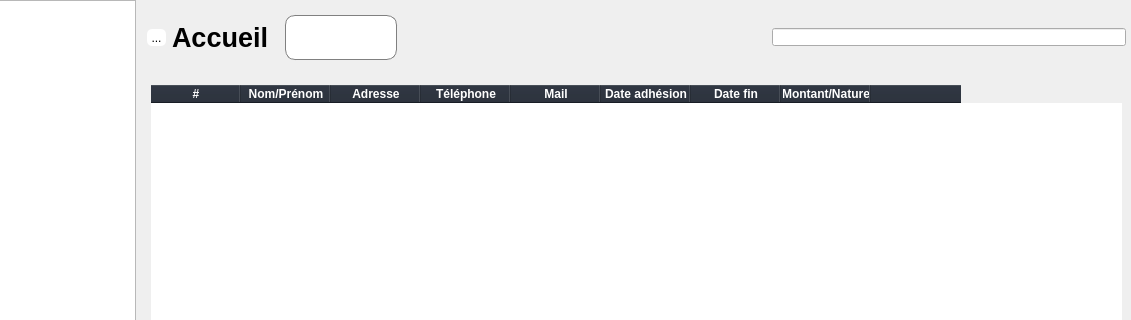
First picture: the form in mainwindow.ui, repository ArtAuc/mkrescue, before the edit; both pictures show x 120 to 1251 and y 0 to 320 of the 1251 by 739 pixel window.
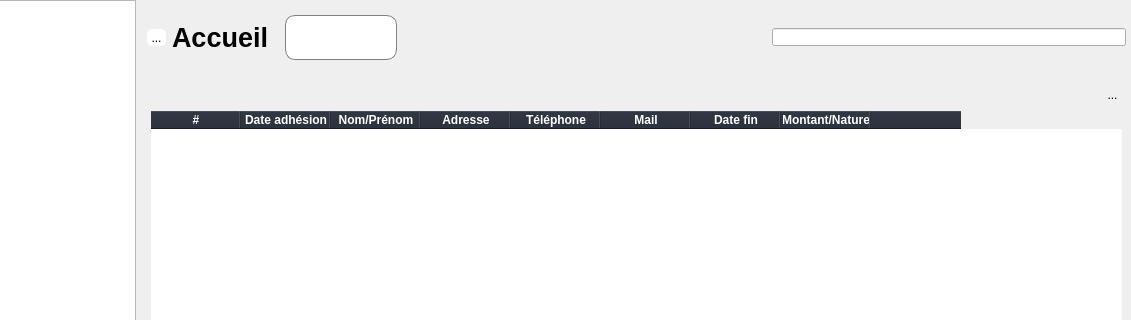
Second picture: the form after the edit. Icons and pictures are not drawn. Custom widgets are drawn as their Qt base class.

Commit message: Load members entries into table

Patch:
```diff
--- a/mainwindow.ui
+++ b/mainwindow.ui
@@ -1453,6 +1453,36 @@
         <widget class="QWidget" name="adoptionDemandPage"/>
         <widget class="QWidget" name="membersPage">
          <layout class="QVBoxLayout" name="verticalLayout_8">
+          <item>
+           <layout class="QHBoxLayout" name="horizontalLayout_2">
+            <property name="spacing">
+             <number>0</number>
+            </property>
+            <item>
+             <spacer name="horizontalSpacer_4">
+              <property name="orientation">
+               <enum>Qt::Horizontal</enum>
+              </property>
+              <property name="sizeType">
+               <enum>QSizePolicy::Expanding</enum>
+              </property>
+              <property name="sizeHint" stdset="0">
+               <size>
+                <width>40</width>
+                <height>20</height>
+               </size>
+              </property>
+             </spacer>
+            </item>
+            <item>
+             <widget class="QToolButton" name="membersAddButton">
+              <property name="text">
+               <string>...</string>
+              </property>
+             </widget>
+            </item>
+           </layout>
+          </item>
           <item>
            <widget class="QTableWidget" name="membersTable">
             <property name="sizePolicy">
@@ -1497,6 +1527,9 @@
             <attribute name="horizontalHeaderDefaultSectionSize">
              <number>90</number>
             </attribute>
+            <attribute name="verticalHeaderVisible">
+             <bool>false</bool>
+            </attribute>
             <column>
              <property name="text">
               <string>#</string>
@@ -1507,6 +1540,11 @@
               </font>
              </property>
             </column>
+            <column>
+             <property name="text">
+              <string>Date adhésion</string>
+             </property>
+            </column>
             <column>
              <property name="text">
               <string>Nom/Prénom</string>
@@ -1527,11 +1565,6 @@
               <string>Mail</string>
              </property>
             </column>
-            <column>
-             <property name="text">
-              <string>Date adhésion</string>
-             </property>
-            </column>
             <column>
              <property name="text">
               <string>Date fin</string>
```
Left out of the diff: 2 changed lines with no effect on the pictures. The commit also changes 5 other files.
